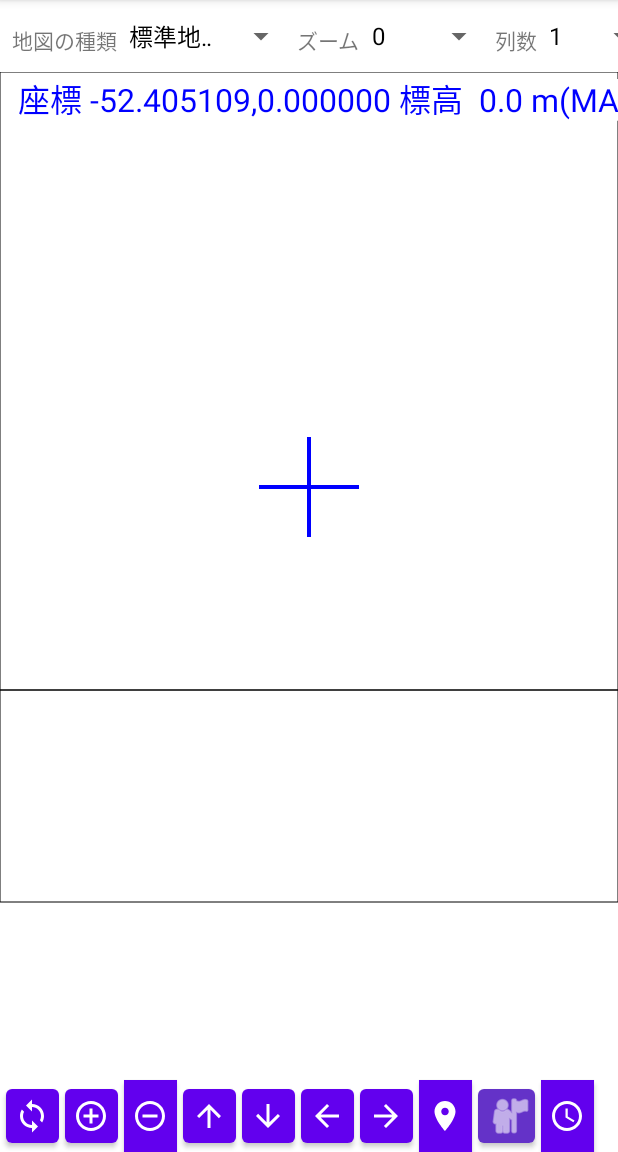
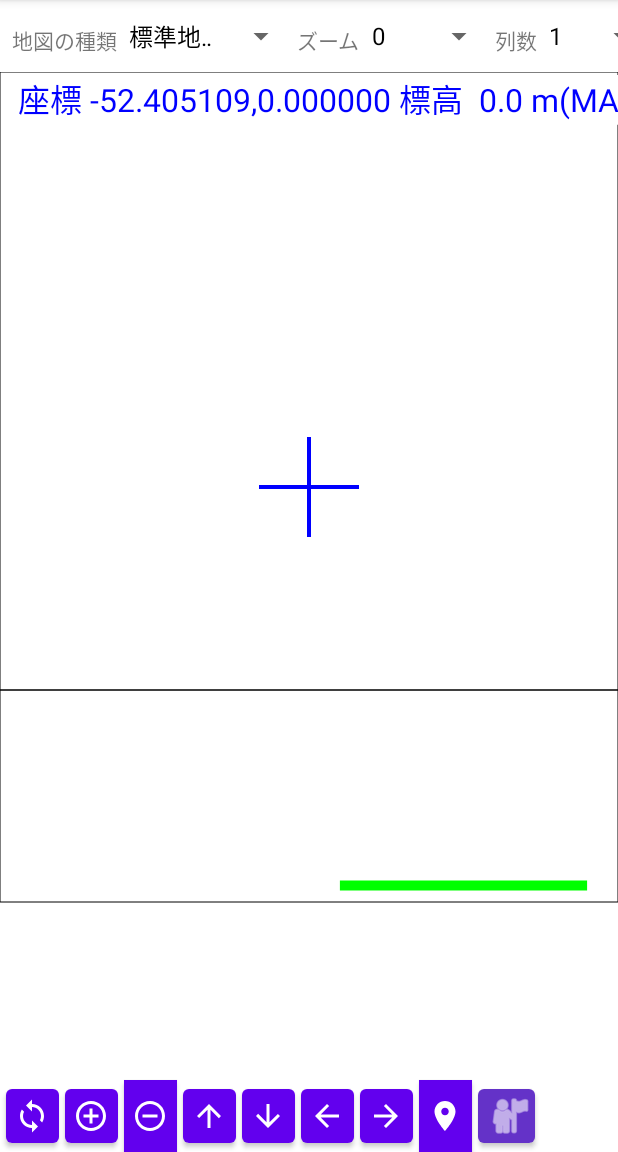
Before and after one commit to katsushigeyoshida/Android3, an Android app: the screen it shows after launch (MainActivity), on a phone screen of 412 x 824 dp, the part 84-1236 px from its top. Run offline under Robolectric (Android 15) with nearby library versions, the phone set to English and light mode, and no system bars; 3 statements that could not run were skipped.

Commit message:
Gpsトレースでの画面表示項目の追加、オプションメニューのファイル一覧ソートを日付順に変更

```diff
--- a/mapapp/src/main/java/jp/co/yoshida/katsushige/mapapp/GpsGraph.kt
+++ b/mapapp/src/main/java/jp/co/yoshida/katsushige/mapapp/GpsGraph.kt
@@ -42,9 +42,9 @@ class GpsGraph : AppCompatActivity() {
         Log.d(TAG,"onCreate: "+filePath)
         if (0 < filePath.toString().indexOf(".csv")) {
             var gpsTrace = GpsTrace()
-            var gpsData = gpsTrace.loadGpxData(filePath.toString())
+            var gpsData = gpsTrace.loadGpxData(filePath.toString()) //  CSV形式のファイルからGPSデータを読み込む
             if (0 < gpsData.size) {
-                gpxReader.location2GpsData(gpsData)
+                gpxReader.location2GpsData(gpsData, false)
             } else {
                 Toast.makeText(this, "データがありません", Toast.LENGTH_LONG).show()
                 return
--- a/mapapp/src/main/java/jp/co/yoshida/katsushige/mapapp/MapData.kt
+++ b/mapapp/src/main/java/jp/co/yoshida/katsushige/mapapp/MapData.kt
@@ -628,6 +628,15 @@ class MapData(var context: Context, var mMapInfoData: MapInfoData) {
     }
 
     /**
+     * 緯度経度座標(度)をスクリーン座標に変換
+     * cp       緯度経度座標
+     * return   スクリーン座標
+     */
+    fun coordinates2Screen(cp: PointD): PointD {
+        return baseMap2Screen(coordinates2BaseMap(cp))
+    }
+
+    /**
      *  BaseMap座標をスクリーン座標に変換
      *  bp      BaseMap座標
      *  return  スクリーン座標
@@ -661,7 +670,19 @@ class MapData(var context: Context, var mMapInfoData: MapInfoData) {
         return sp
     }
 
-    //  スクリーン座標をBaseMap座標に変換
+    /**
+     * スクリーン座標を緯度経度座標(度)に変換する
+     * sp       スクリーン座標
+     * return   緯度経度座標(度)
+     */
+    fun screen2Coordinates(sp: PointD): PointD {
+        return baseMap2Coordinates(screen2BaseMap(sp))
+    }
+
+    /**  スクリーン座標をBaseMap座標に変換
+     * sp       スクリーン座標
+     * return   BaseMap座標
+     */
     fun screen2BaseMap(sp: PointD): PointD {
         var mp = screen2Map(sp)
         return map2BaseMap(mp)
@@ -672,7 +693,7 @@ class MapData(var context: Context, var mMapInfoData: MapInfoData) {
      *  sp      スクリーン座標
      *  return  Map座標
      */
-    fun screen2Map(sp: PointD): PointD{
+    fun screen2Map(sp: PointD): PointD {
         var x = mStart.x + sp.x / mCellSize
         var y = mStart.y + sp.y / mCellSize
         return PointD(x, y)
--- a/mapapp/src/main/java/jp/co/yoshida/katsushige/mapapp/MapView.kt
+++ b/mapapp/src/main/java/jp/co/yoshida/katsushige/mapapp/MapView.kt
@@ -26,12 +26,12 @@ class MapView(context: Context,var mMapData: MapData): View(context) {
     var mGpsTrace = GpsTrace()              //  GPSトレース実行中のデータ
     var mGpsDataList = GpsDataList()        //  GPSデータ
     var mElevator = 0.0                     //  標高値(Mainから設定)
-    var mColor = ""
-    var mComment = ""
+    var mLastSpeedAveSize = 16              //  GPSトレース速度の移動平均データ数(表示用)
+    var mCenterColor = ""                   //  中心の色(凡例で使用)
+    var mComment = ""                       //  コメント表示(凡例データなどせ)
+    var mInfoTextSize = 32.0                //  画面左上の情報表示文字サイズ
     var mDispDateTime = mutableListOf<LocalDateTime>()
     var mDateTimeFormat = DateTimeFormatter.ofPattern("yyyy/MM/dd HH:mm:ss")
-    var mDateTime = ""
-    var mDateTimeForcst = ""
 
     var klib = KLib()
     val kdraw = KDraw()
@@ -60,6 +60,8 @@ class MapView(context: Context,var mMapData: MapData): View(context) {
         drawCross(canvas)
         //  座標と標高の表示
         drawCoordinates(canvas, mMapData)
+        //  縮尺表示
+        drawScaler()
     }
 
     //  再表示
@@ -83,29 +85,36 @@ class MapView(context: Context,var mMapData: MapData): View(context) {
             ele = mGpsTrace.mGpsLastElevator    //  標高(m)
             type = "GPS"
         }
-        coordeMsg += " 標高 " + "%,4.1f m".format(ele) + "(" + type + ") 色 " + mColor
+        coordeMsg += " 標高 " + "%,4.1f m".format(ele) + "(" + type + ") 色 " + mCenterColor
 
         kdraw.mCanvas = canvas
         kdraw.setColor("Blue")
-        kdraw.setTextSize(32.0)
+        kdraw.setTextSize(mInfoTextSize)
         kdraw.drawTextWithBox(coordeMsg, PointD(x.toDouble(), y.toDouble()))
 
         //  GPSトレース中の距離と歩数の表示
         if (type.compareTo("GPS") == 0 && 0 < mGpsTrace.mGpsPointData.size) {
             var moveMsg = " 移動距離 " + "%,.2f km".format(mGpsTrace.totalDistance())
+            val min = mGpsTrace.lastLap() / 60.0
+            if (min / 60.0 < 1.0 )
+                moveMsg += " 経過時間 " + "%,.1f min".format(min)
+            else
+                moveMsg += " 経過時間 " + "%d h".format((min / 60).toInt()) + " %2d min".format((min % 60).toInt())
+            moveMsg += " 速度 " + "%,.2f km/h".format(mGpsTrace.lastSpeed(mLastSpeedAveSize))
             moveMsg += " 歩数 " + mGpsTrace.stepCount().toString()
-            y += 40f
+            y += mInfoTextSize.toFloat() + 10f
             kdraw.drawTextWithBox(moveMsg, PointD(x.toDouble(), y.toDouble()))
         }
         //  色凡例を表示
         if (0 < mComment.length) {
-            y += 40f
+            y += mInfoTextSize.toFloat() + 10f
             kdraw.drawTextWithBox(mComment, PointD(x.toDouble(), y.toDouble()))
         }
+        //  気象データなどの測定時間と予想時刻の表示
         if (1 < mDispDateTime.size) {
-            y += 40f
+            y += mInfoTextSize.toFloat() + 10f
             kdraw.drawTextWithBox("測定" + mDispDateTime[0].format(mDateTimeFormat), PointD(x.toDouble(), y.toDouble()))
-            y += 40f
+            y += mInfoTextSize.toFloat() + 10f
             kdraw.drawTextWithBox("予測" + mDispDateTime[1].format(mDateTimeFormat), PointD(x.toDouble(), y.toDouble()))
         }
     }
@@ -118,6 +127,26 @@ class MapView(context: Context,var mMapData: MapData): View(context) {
         var ctr = Point(mWidth / 2, mHeight / 2)
         canvas.drawLine((ctr.x - 50).toFloat(), ctr.y.toFloat(), (ctr.x + 50).toFloat(), ctr.y.toFloat(), paint)
         canvas.drawLine(ctr.x.toFloat(), (ctr.y - 50).toFloat(), ctr.x.toFloat(), (ctr.y + 50).toFloat(), paint)
+    }
+
+    //  縮尺表示
+    fun drawScaler() {
+        kdraw.setColor("Green")
+        kdraw.mStrokWidth = 10f
+        val l = 0.4
+        val epx = 0.95
+        val epy = 0.98
+        val sp = PointD(mMapData.mView.width * epx, mMapData.mView.height * epy)
+        var ep = PointD(mMapData.mView.width * (epx - l), mMapData.mView.height * epy)
+        val scp = mMapData.screen2Coordinates(sp)
+        val ecp = mMapData.screen2Coordinates(ep)
+        val ls = klib.cordinateDistance(scp, ecp)
+        val mls = klib.floorStepSize(ls)
+        ep.x = mMapData.mView.width * (epx - l * mls / ls)
+        kdraw.drawLine(sp, ep)
+        kdraw.setTextSize(mInfoTextSize)
+        kdraw.setColor("Black")
+        kdraw.drawText("%.2f km".format(mls), PointD(mMapData.mView.width * (epx - l * mls / ls * 0.75), mMapData.mView.height * epy))
     }
 
     //  セルにデータを設定
```
Also changed, not shown: mapapp/src/main/java/jp/co/yoshida/katsushige/mapapp/GpsTrace.kt (+60 -16 lines), mapapp/src/main/java/jp/co/yoshida/katsushige/mapapp/MainActivity.kt (+14 -11 lines).
